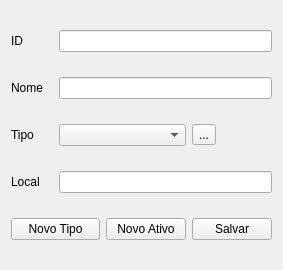
brunosr1985/TCC_NayBru, file cadastrodispositivo.ui: the form before one commit.
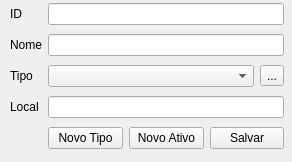
The form after the commit. Icons and pictures are not drawn.

What changed in the file:
```diff
--- a/cadastrodispositivo.ui
+++ b/cadastrodispositivo.ui
@@ -6,8 +6,8 @@
    <rect>
     <x>0</x>
     <y>0</y>
-    <width>283</width>
-    <height>270</height>
+    <width>292</width>
+    <height>162</height>
    </rect>
   </property>
   <property name="sizePolicy">
@@ -18,8 +18,8 @@
   </property>
   <property name="minimumSize">
    <size>
-    <width>283</width>
-    <height>270</height>
+    <width>292</width>
+    <height>162</height>
    </size>
   </property>
   <property name="maximumSize">
@@ -31,15 +31,60 @@
   <property name="windowTitle">
    <string>Cadastro de Ativos</string>
   </property>
+  <widget class="QWidget" name="">
+   <property name="geometry">
+    <rect>
+     <x>10</x>
+     <y>0</y>
+     <width>274</width>
+     <height>154</height>
+    </rect>
+   </property>
   <layout class="QGridLayout" name="gridLayout">
-   <item row="0" column="0">
-    <widget class="QLabel" name="label">
+    <item row="2" column="1">
+     <layout class="QHBoxLayout" name="horizontalLayout">
+      <item>
+       <widget class="QComboBox" name="comboTipo"/>
+      </item>
+      <item>
+       <widget class="QToolButton" name="botaoAtualizar">
      <property name="text">
-      <string>ID</string>
-     </property>
-    </widget>
-   </item>
-   <item row="0" column="1" colspan="3">
+         <string>...</string>
+        </property>
+        <property name="icon">
+         <iconset theme="update">
+          <normaloff>.</normaloff>.</iconset>
+        </property>
+       </widget>
+      </item>
+     </layout>
+    </item>
+    <item row="4" column="1">
+     <layout class="QHBoxLayout" name="horizontalLayout_2">
+      <item>
+       <widget class="QPushButton" name="pushButton_4">
+        <property name="text">
+         <string>Novo Tipo</string>
+        </property>
+       </widget>
+      </item>
+      <item>
+       <widget class="QPushButton" name="botaoNovo">
+        <property name="text">
+         <string>Novo Ativo</string>
+        </property>
+       </widget>
+      </item>
+      <item>
+       <widget class="QPushButton" name="pushButton_2">
+        <property name="text">
+         <string>Salvar</string>
+        </property>
+       </widget>
+      </item>
+     </layout>
+    </item>
+    <item row="0" column="1">
     <widget class="QLineEdit" name="lineID">
      <property name="readOnly">
       <bool>true</bool>
@@ -53,7 +98,7 @@
      </property>
     </widget>
    </item>
-   <item row="1" column="1" colspan="3">
+    <item row="1" column="1">
     <widget class="QLineEdit" name="lineNome"/>
    </item>
    <item row="2" column="0">
@@ -63,20 +108,6 @@
      </property>
     </widget>
    </item>
-   <item row="2" column="1" colspan="2">
-    <widget class="QComboBox" name="comboTipo"/>
-   </item>
-   <item row="2" column="3">
-    <widget class="QToolButton" name="botaoAtualizar">
-     <property name="text">
-      <string>...</string>
-     </property>
-     <property name="icon">
-      <iconset theme="update">
-       <normaloff>.</normaloff>.</iconset>
-     </property>
-    </widget>
-   </item>
    <item row="3" column="0">
     <widget class="QLabel" name="label_4">
      <property name="text">
@@ -84,31 +115,18 @@
      </property>
     </widget>
    </item>
-   <item row="3" column="1" colspan="3">
+    <item row="3" column="1">
     <widget class="QLineEdit" name="lineLocal"/>
    </item>
-   <item row="4" column="0" colspan="2">
-    <widget class="QPushButton" name="pushButton_4">
+    <item row="0" column="0">
+     <widget class="QLabel" name="label">
      <property name="text">
-      <string>Novo Tipo</string>
-     </property>
-    </widget>
-   </item>
-   <item row="4" column="2">
-    <widget class="QPushButton" name="botaoNovo">
-     <property name="text">
-      <string>Novo Ativo</string>
-     </property>
-    </widget>
-   </item>
-   <item row="4" column="3">
-    <widget class="QPushButton" name="pushButton_2">
-     <property name="text">
-      <string>Salvar</string>
+       <string>ID</string>
      </property>
     </widget>
    </item>
   </layout>
+  </widget>
  </widget>
  <resources/>
  <connections/>
```
Lines whose indentation alone changed are shown as unchanged.
